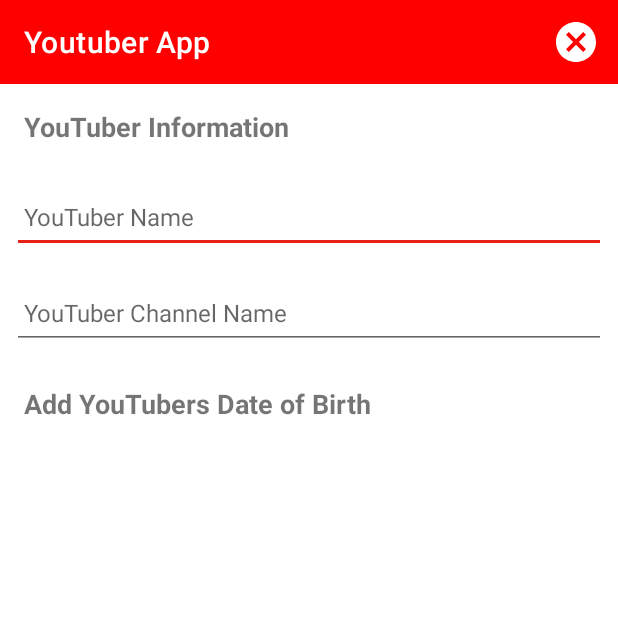
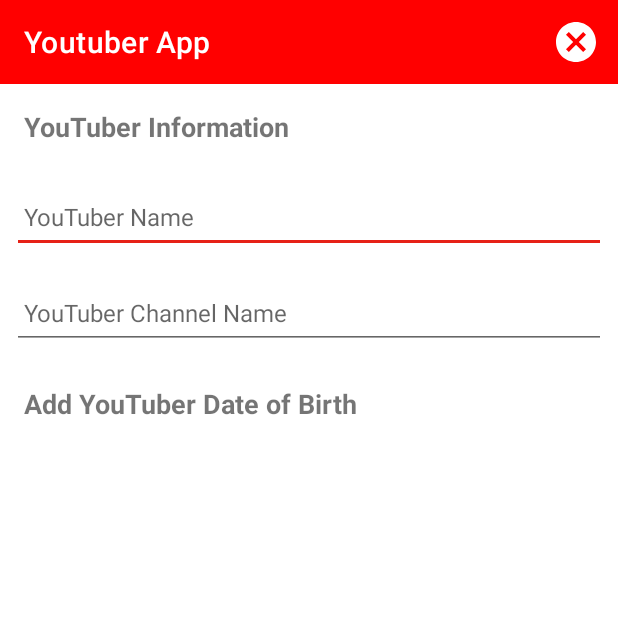
Before and after one commit to emmaroche/Youtuber-App-MAD1, an Android app: the YoutuberActivity screen opened directly, with no data from a screen before it, on a phone screen of 412 x 824 dp, the top half of it. Run offline under Robolectric (Android 15) with nearby library versions, the phone set to English and light mode, and no system bars; our stand-ins replace Picasso, Timber; 1 statement that could not run was skipped.

Commit message:
Minor UI changes

```diff
--- a/app/src/main/res/menu/menu_main.xml
+++ b/app/src/main/res/menu/menu_main.xml
@@ -14,7 +14,6 @@
         android:title="@string/menu_addYouTuber"
         app:showAsAction="ifRoom" />
 
-
     <!--    <item-->
     <!--        android:id="@+id/actionSearch"-->
     <!--        android:icon="@android:drawable/ic_menu_search"-->
--- a/app/src/main/res/values/strings.xml
+++ b/app/src/main/res/values/strings.xml
@@ -9,8 +9,8 @@
     <string name="menu_deleteYoutuber">Delete</string>
     <string name="menu_cancelAdd">Cancel</string>
     <string name="error_Text">Please enter a YouTubers name</string>
-    <string name="add_Image_Text">Add Image</string>
-    <string name="add_DOB_Text">Add YouTubers Date of Birth</string>
+    <string name="add_Image_Text">Add YouTuber Image</string>
+    <string name="add_DOB_Text">Add YouTuber Date of Birth</string>
     <string name="select_youtuber_image">Select YouTuber image</string>
     <string name="change_youtuber_image">Change YouTuber image</string>
     <string name="display_youtuber_image">YouTuber image</string>
```
